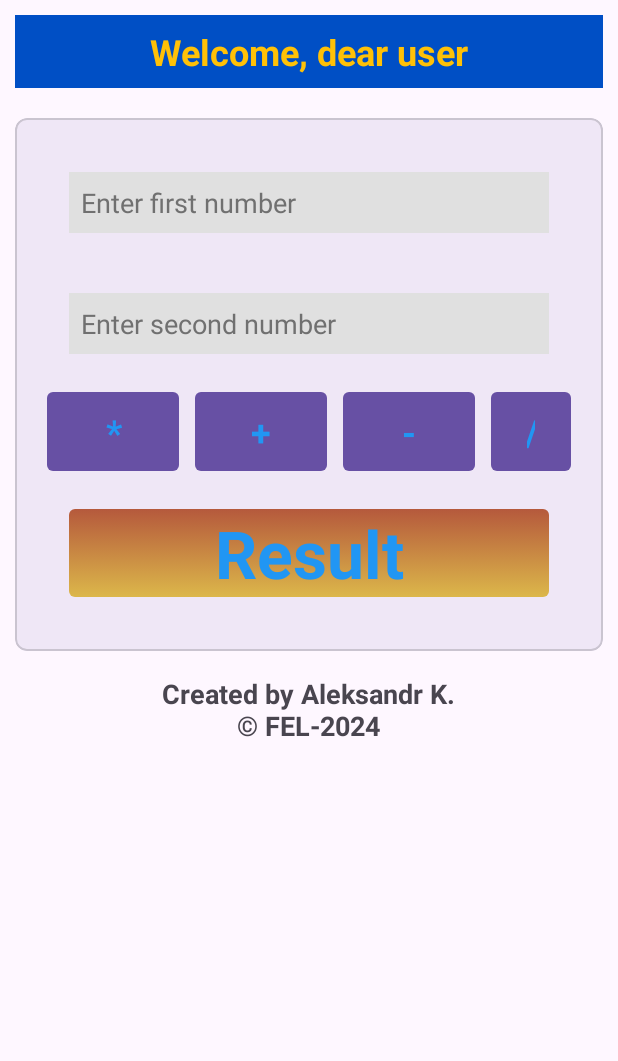
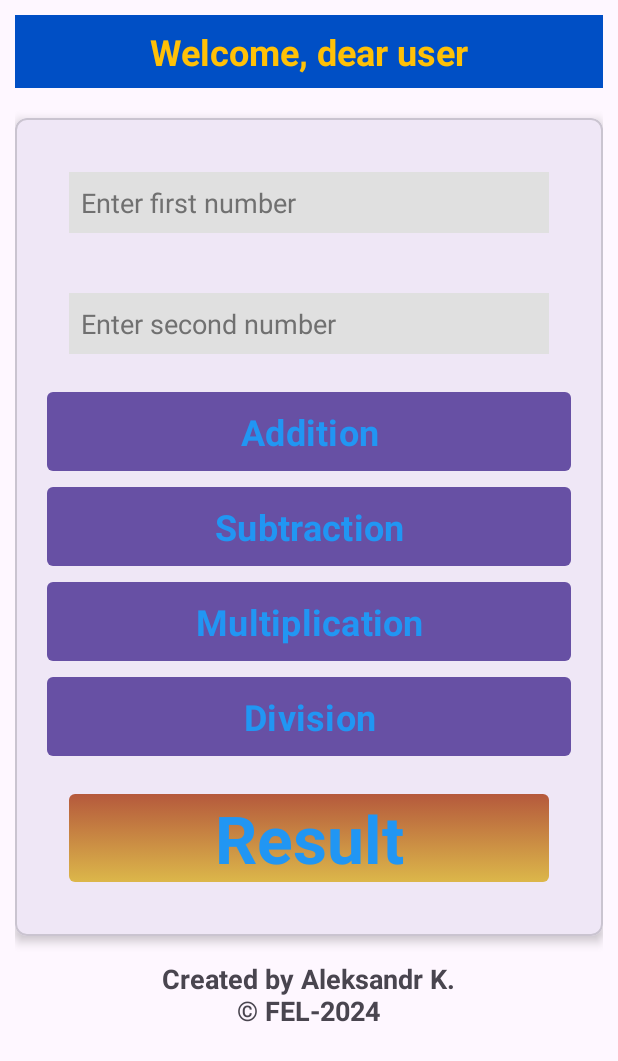
Before and after one commit to mathewtroy/calculator-kotlin, an Android app: the screen it shows after launch (MainActivity), on a phone screen of 412 x 824 dp. Shown: the top 1061 px of the screen. Run offline under Robolectric (Android 15) with nearby library versions, the phone set to English and light mode, and no system bars.

Commit message:
changed operation buttons

```diff
--- a/app/src/main/res/layout/activity_main.xml
+++ b/app/src/main/res/layout/activity_main.xml
@@ -50,39 +50,39 @@
         <LinearLayout
             android:layout_width="match_parent"
             android:layout_height="wrap_content"
-            android:orientation="horizontal">
+            android:orientation="vertical">
 
             <Button
                 style="@style/ButtonStyle"
                 android:id="@+id/btn_multiplication"
-                android:layout_width="wrap_content"
+                android:layout_width="match_parent"
                 android:layout_height="wrap_content"
                 android:layout_margin="5dp"
-                android:text="@string/multiply" />
+                android:text="@string/addition" />
 
             <Button
                 style="@style/ButtonStyle"
                 android:id="@+id/btn_add"
-                android:layout_width="wrap_content"
+                android:layout_width="match_parent"
                 android:layout_height="wrap_content"
                 android:layout_margin="5dp"
-                android:text="@string/add" />
+                android:text="@string/subtraction" />
 
             <Button
                 style="@style/ButtonStyle"
                 android:id="@+id/btn_subtraction"
-                android:layout_width="wrap_content"
+                android:layout_width="match_parent"
                 android:layout_height="wrap_content"
                 android:layout_margin="5dp"
-                android:text="@string/subtract" />
+                android:text="@string/multiplication" />
 
             <Button
                 style="@style/ButtonStyle"
                 android:id="@+id/btn_division"
-                android:layout_width="wrap_content"
+                android:layout_width="match_parent"
                 android:layout_height="wrap_content"
                 android:layout_margin="5dp"
-                android:text="@string/divide" />
+                android:text="@string/division" />
         </LinearLayout>
 
         <TextView
--- a/app/src/main/res/values/strings.xml
+++ b/app/src/main/res/values/strings.xml
@@ -2,11 +2,11 @@
     <string name="app_name">kotlin</string>
     <string name="enter_first_number">Enter first number</string>
     <string name="enter_second_number">Enter second number</string>
-    <string name="add">+</string>
-    <string name="subtract">-</string>
-    <string name="multiply">*</string>
-    <string name="divide">/</string>
     <string name="result">Result</string>
     <string name="created_by_aleksandr_k_n_fel_2024">Created by Aleksandr K.\n© FEL-2024</string>
     <string name="welcome_dear_user">Welcome, dear user</string>
+    <string name="division">Division</string>
+    <string name="multiplication">Multiplication</string>
+    <string name="subtraction">Subtraction</string>
+    <string name="addition">Addition</string>
 </resources>
```
